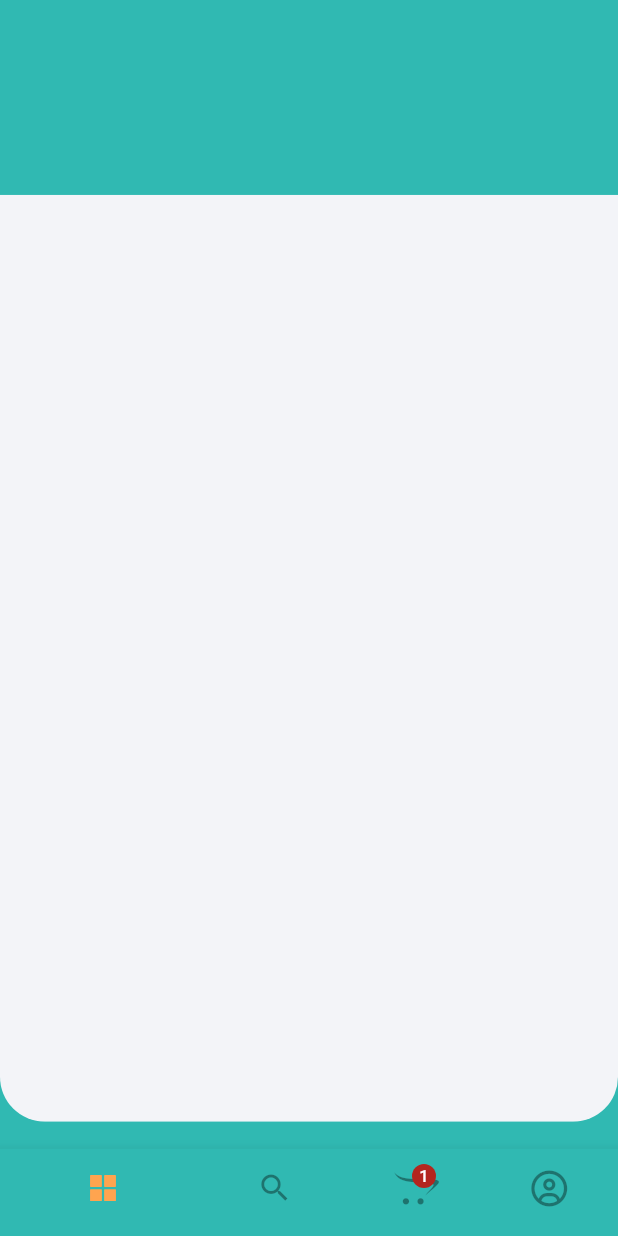
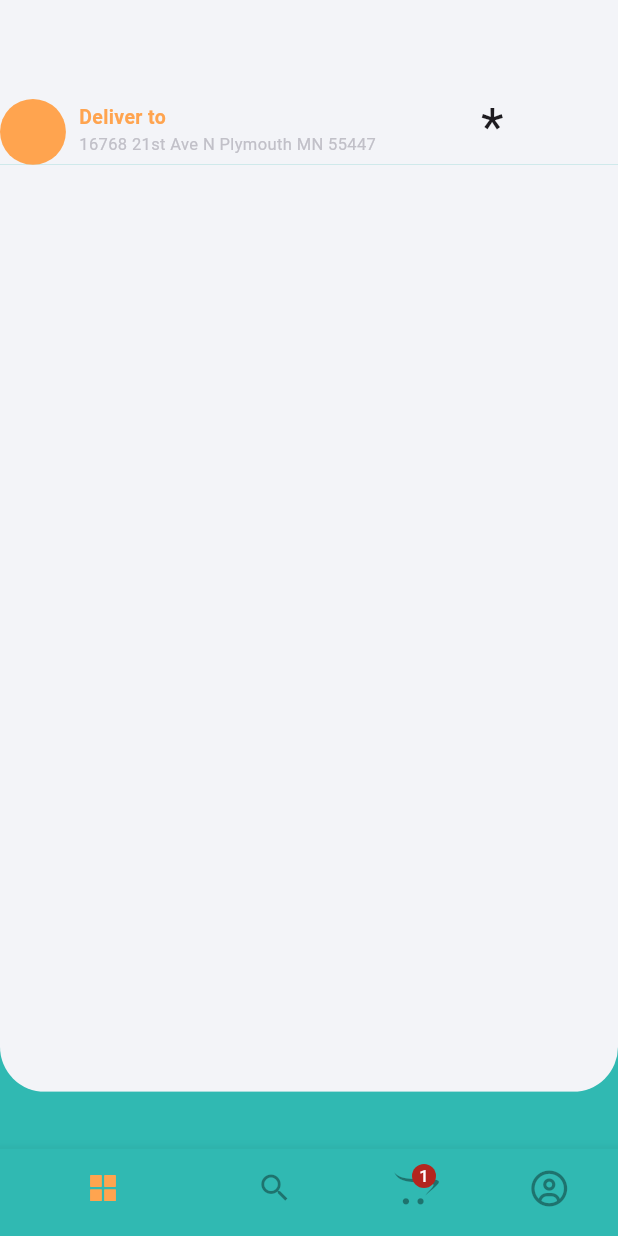
Before and after one commit to KRFLUTTERUG/grocery-clone, a Flutter app: the screen it shows after launch, on a phone screen of 412 x 824 dp. Run offline on Flutter 3.47's test engine with Material 3 defaults, Android fonts, the phone set to English and light mode, and no system bars; our stand-ins replace flutter_screenutil, flutter_vector_icons, get.

Commit message:
feat : custom appbar

```diff
--- /dev/null
+++ b/lib/common/app_style.dart
@@ -0,0 +1,9 @@
+import 'package:flutter/material.dart';
+
+TextStyle appStyle(double fontSize, Color color, FontWeight fontWeight) {
+  return TextStyle(
+    fontSize: fontSize,
+    color: color,
+    fontWeight: fontWeight,
+  );
+}
--- /dev/null
+++ b/lib/common/custom_appbar.dart
@@ -0,0 +1,61 @@
+import 'package:flutter/material.dart';
+import 'package:flutter_screenutil/flutter_screenutil.dart';
+import 'package:grocery_clone/common/reusable_text.dart';
+import 'package:grocery_clone/constants/constants.dart';
+
+import 'app_style.dart';
+
+class CustomAppbar extends StatelessWidget {
+  const CustomAppbar({super.key});
+
+  @override
+  Widget build(BuildContext context) {
+    return Container(
+      height: 110.h,
+      width: width,
+      color: kOffWhite,
+      child: Container(
+        margin: EdgeInsets.only(top: 20.h),
+        child: Row(
+          mainAxisAlignment: MainAxisAlignment.spaceBetween,
+          crossAxisAlignment: CrossAxisAlignment.end,
+          children: [
+            Row(
+              crossAxisAlignment: CrossAxisAlignment.end,
+              children: [
+                CircleAvatar(
+                  radius: 22.r,
+                  backgroundColor: kSecondary,
+                ),
+                Padding(
+                  padding: EdgeInsets.only(bottom: 6.h, left: 8.w),
+                  child: Column(
+                    mainAxisAlignment: MainAxisAlignment.end,
+                    crossAxisAlignment: CrossAxisAlignment.start,
+                    children: [
+                      ReusableText(
+                          text: "Deliver to",
+                          style: appStyle(13, kSecondary, FontWeight.w600)),
+                      SizedBox(
+                        width: width * 0.65,
+                        child: Text(
+                          "16768 21st Ave N Plymouth MN 55447",
+                          overflow: TextOverflow.ellipsis,
+                          style: appStyle(11, kGrayLight, FontWeight.normal),
+                        ),
+                      )
+                    ],
+                  ),
+                ),
+                const Text(
+                  "*",
+                  style: TextStyle(fontSize: 35),
+                )
+              ],
+            ),
+          ],
+        ),
+      ),
+    );
+  }
+}
--- /dev/null
+++ b/lib/common/reusable_text.dart
@@ -0,0 +1,16 @@
+import 'package:flutter/material.dart';
+
+class ReusableText extends StatelessWidget {
+  final String text;
+  final TextStyle style;
+
+  ReusableText({required this.text, required this.style});
+
+  @override
+  Widget build(BuildContext context) {
+    return Text(
+      text,
+      style: style,
+    );
+  }
+}
--- a/lib/views/home/home_page.dart
+++ b/lib/views/home/home_page.dart
@@ -1,5 +1,6 @@
 import 'package:flutter/material.dart';
 import 'package:flutter_screenutil/flutter_screenutil.dart';
+import 'package:grocery_clone/common/custom_appbar.dart';
 import 'package:grocery_clone/common/custom_container.dart';
 import 'package:grocery_clone/constants/constants.dart';
 
@@ -12,7 +13,7 @@ class HomePage extends StatelessWidget {
       backgroundColor: kPrimary,
       appBar: PreferredSize(
         preferredSize: Size.fromHeight(130.h),
-        child: Container(height: 130,)
+        child: CustomAppbar()
       ),
       body: SafeArea(
         child: CustomContainer(
```
Also changed, not shown: 1 other file.
